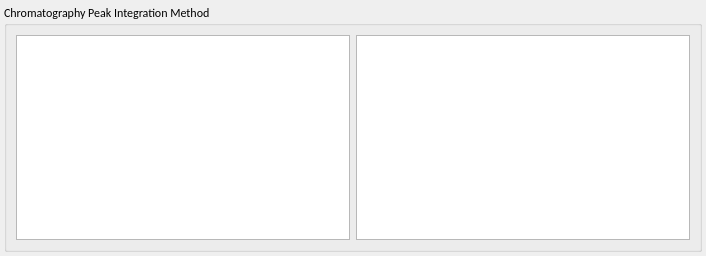
qtplatz/qtplatz, file src/libs/adwidgets/peakmethodform.ui: the form before one commit.
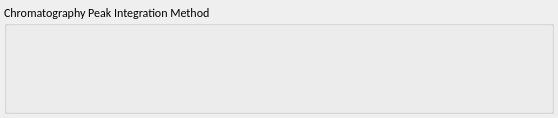
The form after the commit.

Patch:
```diff
--- a/src/libs/adwidgets/peakmethodform.ui
+++ b/src/libs/adwidgets/peakmethodform.ui
@@ -6,8 +6,8 @@
    <rect>
     <x>0</x>
     <y>0</y>
-    <width>706</width>
-    <height>256</height>
+    <width>558</width>
+    <height>118</height>
    </rect>
   </property>
   <property name="sizePolicy">
@@ -42,18 +42,9 @@
      <property name="title">
       <string>Chromatography Peak Integration Method</string>
      </property>
-     <layout class="QHBoxLayout" name="horizontalLayout_4">
-      <item>
-       <layout class="QHBoxLayout" name="horizontalLayout_3">
-        <item>
-         <widget class="QTreeView" name="treeView"/>
-        </item>
-        <item>
-         <widget class="QTableView" name="timeEvents"/>
-        </item>
-       </layout>
-      </item>
-     </layout>
+     <property name="flat">
+      <bool>false</bool>
+     </property>
     </widget>
    </item>
   </layout>
```
